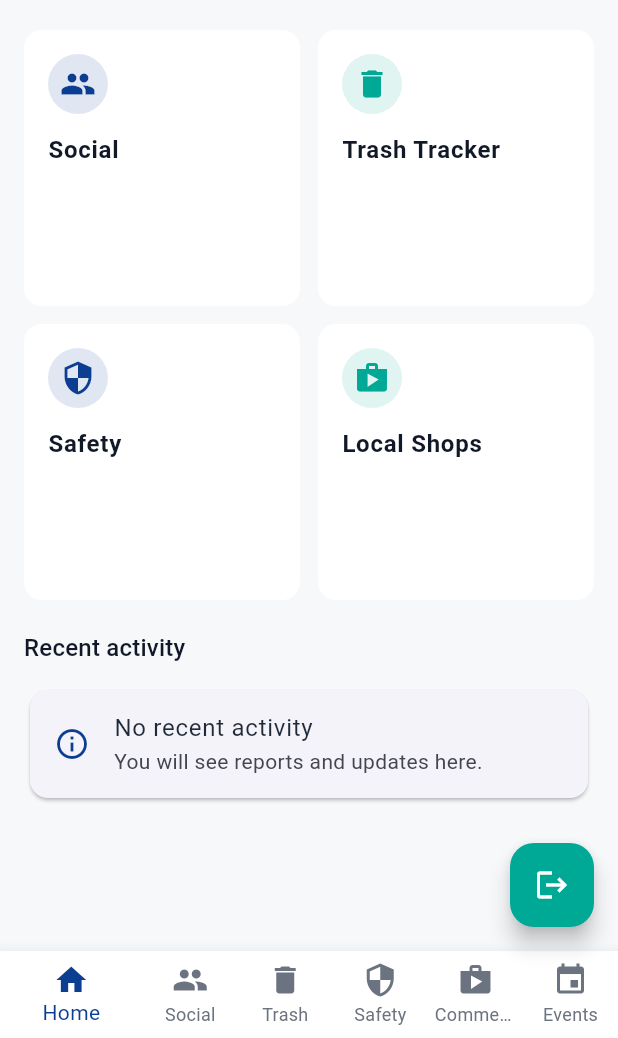
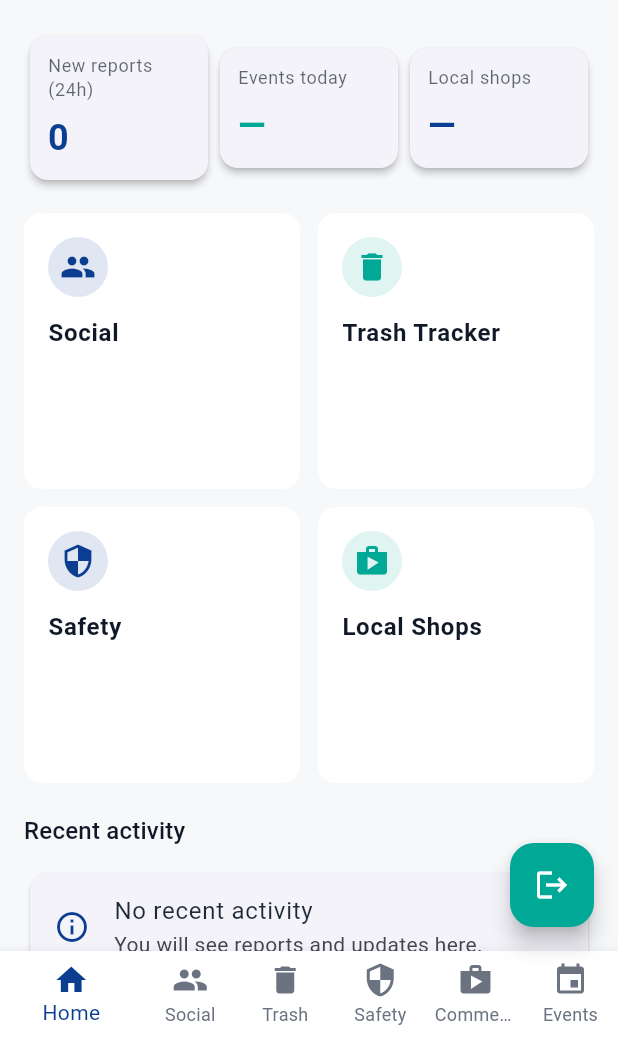
Before and after one commit to Thand0Mthethwa/Community-Development-App, a Flutter app: the screen it shows once a user with an empty profile is signed in, on a phone screen of 412 x 824 dp, the part 198-1236 px from its top. Run offline on Flutter 3.47's test engine with Material 3 defaults, Android fonts, the phone set to English and light mode, and no system bars; our stand-ins replace cloud_firestore, firebase_auth, firebase_core; accounts and stored records are empty.

Commit message:
kpi cards added

```diff
--- a/comchat/lib/homepage.dart
+++ b/comchat/lib/homepage.dart
@@ -1,5 +1,8 @@
 import 'package:flutter/material.dart';
 import 'package:comchat/navigation_service.dart';
+import 'package:comchat/FirestoreService.dart';
+import 'package:comchat/repositories/report_repository.dart';
+import 'package:comchat/models/crime_report.dart';
 
 class Homepage extends StatelessWidget {
   const Homepage({super.key});
@@ -7,6 +10,7 @@ class Homepage extends StatelessWidget {
   @override
   Widget build(BuildContext context) {
     final theme = Theme.of(context);
+    final repo = ReportRepository(FirestoreService());
     return Scaffold(
       appBar: AppBar(
         title: Text('Community Hub'),
@@ -32,6 +36,36 @@ class Homepage extends StatelessWidget {
                 ),
               ),
               const SizedBox(height: 20),
+
+              // KPI cards
+              StreamBuilder<int>(
+                stream: repo.watchReportCountSince(const Duration(days: 1)),
+                builder: (context, snapshot) {
+                  final newReports = snapshot.data ?? 0;
+                  return Row(
+                    mainAxisAlignment: MainAxisAlignment.spaceBetween,
+                    children: [
+                      _KpiCard(
+                        label: 'New reports (24h)',
+                        value: newReports.toString(),
+                        color: theme.colorScheme.primary,
+                      ),
+                      _KpiCard(
+                        label: 'Events today',
+                        value: '—',
+                        color: theme.colorScheme.secondary,
+                      ),
+                      _KpiCard(
+                        label: 'Local shops',
+                        value: '—',
+                        color: theme.colorScheme.primary,
+                      ),
+                    ],
+                  );
+                },
+              ),
+
+              const SizedBox(height: 18),
 
               // Quick actions grid
               GridView.count(
@@ -74,12 +108,38 @@ class Homepage extends StatelessWidget {
                 style: theme.textTheme.titleMedium,
               ),
               const SizedBox(height: 12),
-              Card(
-                child: ListTile(
-                  leading: Icon(Icons.info_outline, color: theme.colorScheme.primary),
-                  title: Text('No recent activity'),
-                  subtitle: Text('You will see reports and updates here.'),
-                ),
+              // Recent reports list (streamed)
+              StreamBuilder<List<CrimeReport>>(
+                stream: repo.watchLatestReports(limit: 8),
+                builder: (context, snapshot) {
+                  if (snapshot.connectionState == ConnectionState.waiting) {
+                    return const Center(child: CircularProgressIndicator());
+                  }
+                  final reports = snapshot.data ?? [];
+                  if (reports.isEmpty) {
+                    return Card(
+                      child: ListTile(
+                        leading: Icon(Icons.info_outline, color: theme.colorScheme.primary),
+                        title: const Text('No recent activity'),
+                        subtitle: const Text('You will see reports and updates here.'),
+                      ),
+                    );
+                  }
+                  return Column(
+                    children: reports.map((r) {
+                      return ListTile(
+                        leading: CircleAvatar(child: Icon(Icons.report, color: theme.colorScheme.onPrimary), backgroundColor: theme.colorScheme.primary),
+                        title: Text(r.title.isNotEmpty ? r.title : 'Untitled'),
+                        subtitle: Text(r.description, maxLines: 1, overflow: TextOverflow.ellipsis),
+                        trailing: Text(r.createdAt.toDate().toLocal().toString().split(' ').first),
+                        onTap: () {
+                          // Navigate to report detail or show dialog (not implemented)
+                          ScaffoldMessenger.of(context).showSnackBar(SnackBar(content: Text('Open: ${r.title}')));
+                        },
+                      );
+                    }).toList(),
+                  );
+                },
               ),
             ],
           ),
@@ -141,3 +201,37 @@ class _ActionCard extends StatelessWidget {
     );
   }
 }
+
+class _KpiCard extends StatelessWidget {
+  final String label;
+  final String value;
+  final Color color;
+
+  const _KpiCard({
+    required this.label,
+    required this.value,
+    required this.color,
+  });
+
+  @override
+  Widget build(BuildContext context) {
+    final theme = Theme.of(context);
+    return Expanded(
+      child: Card(
+        elevation: 2,
+        shape: RoundedRectangleBorder(borderRadius: BorderRadius.circular(12)),
+        child: Padding(
+          padding: const EdgeInsets.all(12.0),
+          child: Column(
+            crossAxisAlignment: CrossAxisAlignment.start,
+            children: [
+              Text(label, style: theme.textTheme.bodySmall?.copyWith(color: theme.colorScheme.onSurface.withOpacity(0.7))),
+              const SizedBox(height: 8),
+              Text(value, style: theme.textTheme.headlineSmall?.copyWith(color: color, fontWeight: FontWeight.w700)),
+            ],
+          ),
+        ),
+      ),
+    );
+  }
+}
```
Also changed, not shown: comchat/lib/repositories/report_repository.dart (+31 -0 lines).
